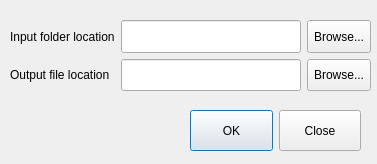
The window that impphotos.ui (KIOS-Research/ImportPhotos) describes before a commit, drawn with Qt 5.
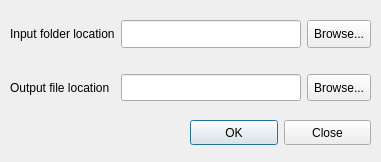
The same window after the commit.

Diff of the .ui file:
```diff
--- a/impphotos.ui
+++ b/impphotos.ui
@@ -9,20 +9,20 @@
    <rect>
     <x>0</x>
     <y>0</y>
-    <width>377</width>
-    <height>164</height>
+    <width>381</width>
+    <height>162</height>
    </rect>
   </property>
   <property name="minimumSize">
    <size>
-    <width>377</width>
-    <height>164</height>
+    <width>381</width>
+    <height>162</height>
    </size>
   </property>
   <property name="maximumSize">
    <size>
-    <width>377</width>
-    <height>164</height>
+    <width>381</width>
+    <height>162</height>
    </size>
   </property>
   <property name="windowTitle">
@@ -34,13 +34,13 @@
   <property name="sizeGripEnabled">
    <bool>false</bool>
   </property>
-  <widget class="QWidget" name="">
+  <widget class="QWidget" name="layoutWidget">
    <property name="geometry">
     <rect>
      <x>10</x>
      <y>20</y>
      <width>361</width>
-     <height>71</height>
+     <height>81</height>
     </rect>
    </property>
    <layout class="QGridLayout" name="gridLayout">
@@ -51,17 +51,17 @@
       </property>
      </widget>
     </item>
-    <item row="0" column="1">
-     <widget class="QLineEdit" name="imp">
-      <property name="sizePolicy">
-       <sizepolicy hsizetype="Expanding" vsizetype="Expanding">
-        <horstretch>0</horstretch>
-        <verstretch>0</verstretch>
-       </sizepolicy>
-      </property>
-     </widget>
-    </item>
     <item row="0" column="2">
+     <widget class="QLineEdit" name="imp">
+      <property name="sizePolicy">
+       <sizepolicy hsizetype="Expanding" vsizetype="Expanding">
+        <horstretch>0</horstretch>
+        <verstretch>0</verstretch>
+       </sizepolicy>
+      </property>
+     </widget>
+    </item>
+    <item row="0" column="3">
      <widget class="QToolButton" name="toolButtonImport">
       <property name="sizePolicy">
        <sizepolicy hsizetype="Fixed" vsizetype="Expanding">
@@ -74,14 +74,14 @@
       </property>
      </widget>
     </item>
-    <item row="1" column="0">
+    <item row="2" column="0">
      <widget class="QLabel" name="label_2">
       <property name="text">
        <string>Output file location</string>
       </property>
      </widget>
     </item>
-    <item row="1" column="1">
+    <item row="2" column="2">
      <widget class="QLineEdit" name="out">
       <property name="sizePolicy">
        <sizepolicy hsizetype="Expanding" vsizetype="Expanding">
@@ -91,7 +91,7 @@
       </property>
      </widget>
     </item>
-    <item row="1" column="2">
+    <item row="2" column="3">
      <widget class="QToolButton" name="toolButtonOut">
       <property name="sizePolicy">
        <sizepolicy hsizetype="Fixed" vsizetype="Expanding">
@@ -104,15 +104,60 @@
       </property>
      </widget>
     </item>
+    <item row="1" column="0">
+     <spacer name="horizontalSpacer">
+      <property name="orientation">
+       <enum>Qt::Horizontal</enum>
+      </property>
+      <property name="sizeType">
+       <enum>QSizePolicy::Preferred</enum>
+      </property>
+      <property name="sizeHint" stdset="0">
+       <size>
+        <width>40</width>
+        <height>20</height>
+       </size>
+      </property>
+     </spacer>
+    </item>
+    <item row="1" column="2">
+     <spacer name="horizontalSpacer_2">
+      <property name="orientation">
+       <enum>Qt::Horizontal</enum>
+      </property>
+      <property name="sizeHint" stdset="0">
+       <size>
+        <width>40</width>
+        <height>20</height>
+       </size>
+      </property>
+     </spacer>
+    </item>
+    <item row="1" column="3">
+     <spacer name="horizontalSpacer_3">
+      <property name="orientation">
+       <enum>Qt::Horizontal</enum>
+      </property>
+      <property name="sizeType">
+       <enum>QSizePolicy::Preferred</enum>
+      </property>
+      <property name="sizeHint" stdset="0">
+       <size>
+        <width>40</width>
+        <height>20</height>
+       </size>
+      </property>
+     </spacer>
+    </item>
    </layout>
   </widget>
-  <widget class="QWidget" name="">
+  <widget class="QWidget" name="layoutWidget">
    <property name="geometry">
     <rect>
      <x>190</x>
-     <y>110</y>
-     <width>171</width>
-     <height>41</height>
+     <y>120</y>
+     <width>181</width>
+     <height>25</height>
     </rect>
    </property>
    <layout class="QHBoxLayout" name="horizontalLayout">
```
